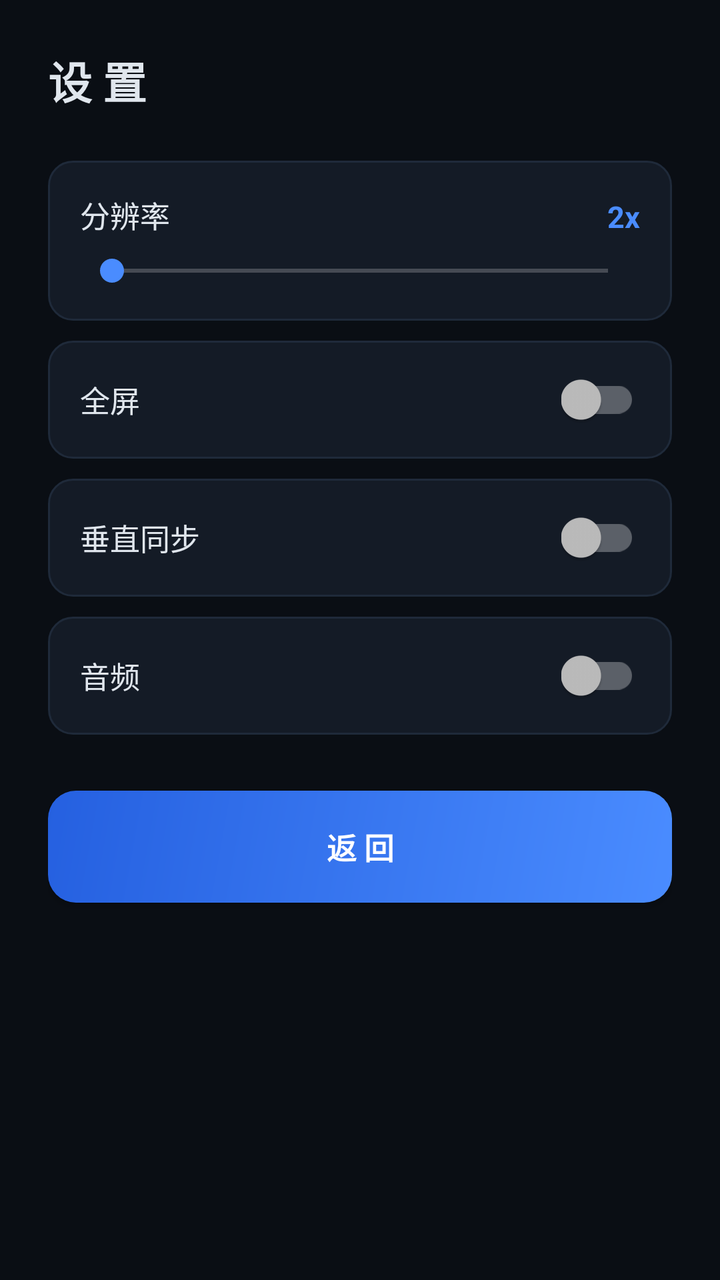
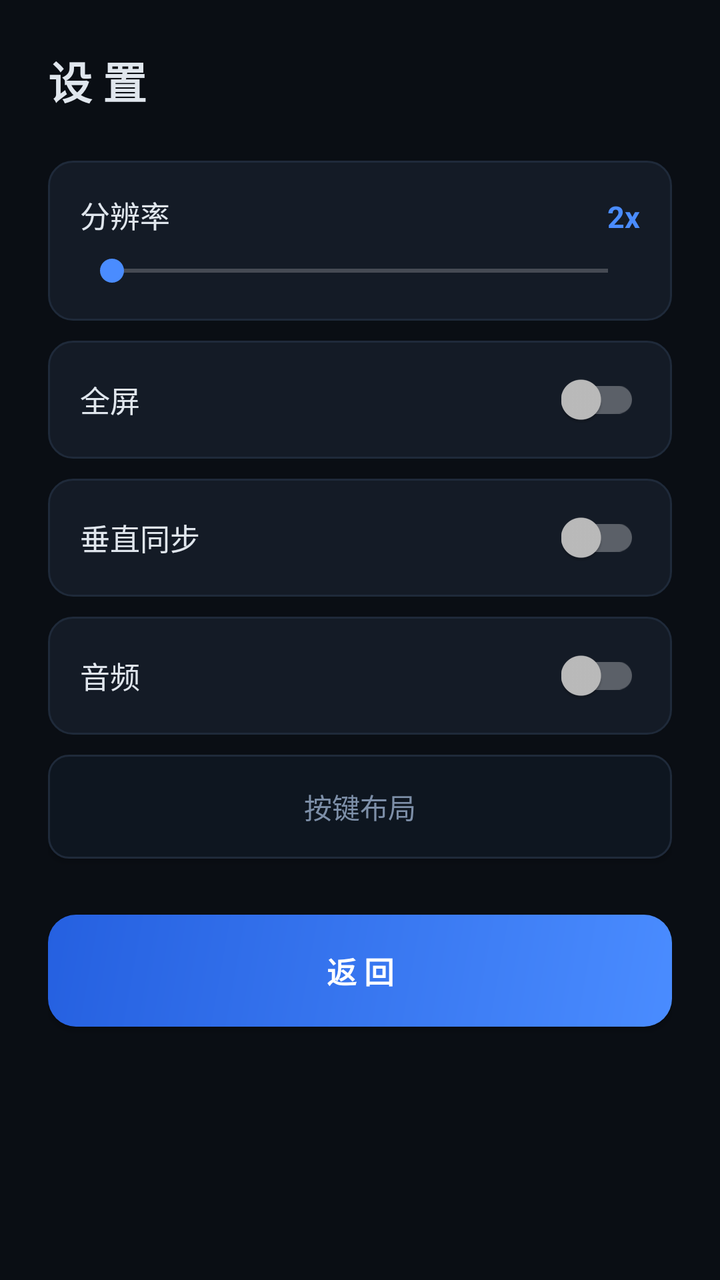

An Android layout rendered at two revisions. The XML below is the earlier revision; the diff shows what the commit changed to produce the second picture.
<!-- AndroidManifest.xml: application theme Theme.UltramanFE0 -->
<!-- res/layout/activity_settings.xml -->
<?xml version="1.0" encoding="utf-8"?>
<LinearLayout xmlns:android="http://schemas.android.com/apk/res/android"
    android:layout_width="match_parent"
    android:layout_height="match_parent"
    android:background="@color/bg"
    android:orientation="vertical"
    android:padding="24dp">
    <TextView
        android:layout_width="wrap_content"
        android:layout_height="wrap_content"
        android:text="设 置"
        android:textColor="#E0E6ED"
        android:textSize="22sp"
        android:textStyle="bold"/>
    <LinearLayout
        android:layout_width="match_parent"
        android:layout_height="wrap_content"
        android:layout_marginTop="24dp"
        android:background="@drawable/bg_card"
        android:orientation="vertical"
        android:padding="16dp">
        <LinearLayout
            android:layout_width="match_parent"
            android:layout_height="wrap_content"
            android:orientation="horizontal">
            <TextView
                android:layout_width="0dp"
                android:layout_height="wrap_content"
                android:layout_weight="1"
                android:text="分辨率"
                android:textColor="#E0E6ED"
                android:textSize="15sp"/>
            <TextView
                android:id="@+id/tvRes"
                android:layout_width="wrap_content"
                android:layout_height="wrap_content"
                android:text="2x"
                android:textColor="#4A8CFF"
                android:textSize="15sp"
                android:textStyle="bold"/>
        </LinearLayout>
        <SeekBar
            android:id="@+id/sbRes"
            android:layout_width="match_parent"
            android:layout_height="wrap_content"
            android:layout_marginTop="8dp"/>
    </LinearLayout>
    <LinearLayout
        android:layout_width="match_parent"
        android:layout_height="wrap_content"
        android:layout_marginTop="10dp"
        android:background="@drawable/bg_card"
        android:gravity="center_vertical"
        android:orientation="horizontal"
        android:padding="16dp">
        <TextView
            android:layout_width="0dp"
            android:layout_height="wrap_content"
            android:layout_weight="1"
            android:text="全屏"
            android:textColor="#E0E6ED"
            android:textSize="15sp"/>
        <androidx.appcompat.widget.SwitchCompat
            android:id="@+id/swFullscreen"
            android:layout_width="wrap_content"
            android:layout_height="wrap_content"/>
    </LinearLayout>
    <LinearLayout
        android:layout_width="match_parent"
        android:layout_height="wrap_content"
        android:layout_marginTop="10dp"
        android:background="@drawable/bg_card"
        android:gravity="center_vertical"
        android:orientation="horizontal"
        android:padding="16dp">
        <TextView
            android:layout_width="0dp"
            android:layout_height="wrap_content"
            android:layout_weight="1"
            android:text="垂直同步"
            android:textColor="#E0E6ED"
            android:textSize="15sp"/>
        <androidx.appcompat.widget.SwitchCompat
            android:id="@+id/swVsync"
            android:layout_width="wrap_content"
            android:layout_height="wrap_content"/>
    </LinearLayout>
    <LinearLayout
        android:layout_width="match_parent"
        android:layout_height="wrap_content"
        android:layout_marginTop="10dp"
        android:background="@drawable/bg_card"
        android:gravity="center_vertical"
        android:orientation="horizontal"
        android:padding="16dp">
        <TextView
            android:layout_width="0dp"
            android:layout_height="wrap_content"
            android:layout_weight="1"
            android:text="音频"
            android:textColor="#E0E6ED"
            android:textSize="15sp"/>
        <androidx.appcompat.widget.SwitchCompat
            android:id="@+id/swAudio"
            android:layout_width="wrap_content"
            android:layout_height="wrap_content"/>
    </LinearLayout>
    <Button
        android:id="@+id/btnBack"
        android:layout_width="match_parent"
        android:layout_height="56dp"
        android:layout_marginTop="28dp"
        android:background="@drawable/bg_btn_primary"
        android:text="返 回"
        android:textColor="#FFFFFF"
        android:textSize="15sp"
        android:textStyle="bold"/>
</LinearLayout>
<!-- resources referenced by this layout -->
<resources>
  <color name="bg">#0A0E14</color>
  <!-- drawable bg_btn_primary (drawable) -->
  <?xml version="1.0" encoding="utf-8"?>
  <shape xmlns:android="http://schemas.android.com/apk/res/android">
      <gradient android:angle="135" android:startColor="#4A8CFF" android:endColor="#2560E0"/>
      <corners android:radius="14dp"/>
  </shape>
  <!-- drawable bg_card (drawable) -->
  <?xml version="1.0" encoding="utf-8"?>
  <shape xmlns:android="http://schemas.android.com/apk/res/android">
      <solid android:color="#141B26"/>
      <corners android:radius="12dp"/>
      <stroke android:width="1dp" android:color="#1F2A3A"/>
  </shape>
  <style name="Theme.UltramanFE0" parent="Theme.AppCompat.NoActionBar">
          <item name="colorPrimary">@color/accent</item>
          <item name="colorAccent">@color/accent</item>
          <item name="android:windowBackground">@color/bg</item>
          <item name="android:statusBarColor">@color/bg</item>
          <item name="android:navigationBarColor">@color/bg</item>
      </style>
  <color name="accent">#4A8CFF</color>
</resources>

<!-- the commit's change to res/layout/activity_settings.xml (unified diff, before → after) -->
@@ -106,6 +106,15 @@
             android:layout_height="wrap_content"/>
     </LinearLayout>
     <Button
+        android:id="@+id/btnEditButtons"
+        android:layout_width="match_parent"
+        android:layout_height="52dp"
+        android:layout_marginTop="10dp"
+        android:background="@drawable/bg_btn_secondary"
+        android:text="按键布局"
+        android:textColor="#7D8FA8"
+        android:textSize="14sp"/>
+    <Button
         android:id="@+id/btnBack"
         android:layout_width="match_parent"
         android:layout_height="56dp"
<!-- resource entries referenced after the edit -->
@@ -6,6 +6,13 @@
   <shape xmlns:android="http://schemas.android.com/apk/res/android">
       <gradient android:angle="135" android:startColor="#4A8CFF" android:endColor="#2560E0"/>
       <corners android:radius="14dp"/>
+  </shape>
+  <!-- drawable bg_btn_secondary (drawable) -->
+  <?xml version="1.0" encoding="utf-8"?>
+  <shape xmlns:android="http://schemas.android.com/apk/res/android">
+      <solid android:color="#0E1620"/>
+      <corners android:radius="10dp"/>
+      <stroke android:width="1dp" android:color="#1F2A3A"/>
   </shape>
   <!-- drawable bg_card (drawable) -->
   <?xml version="1.0" encoding="utf-8"?>
